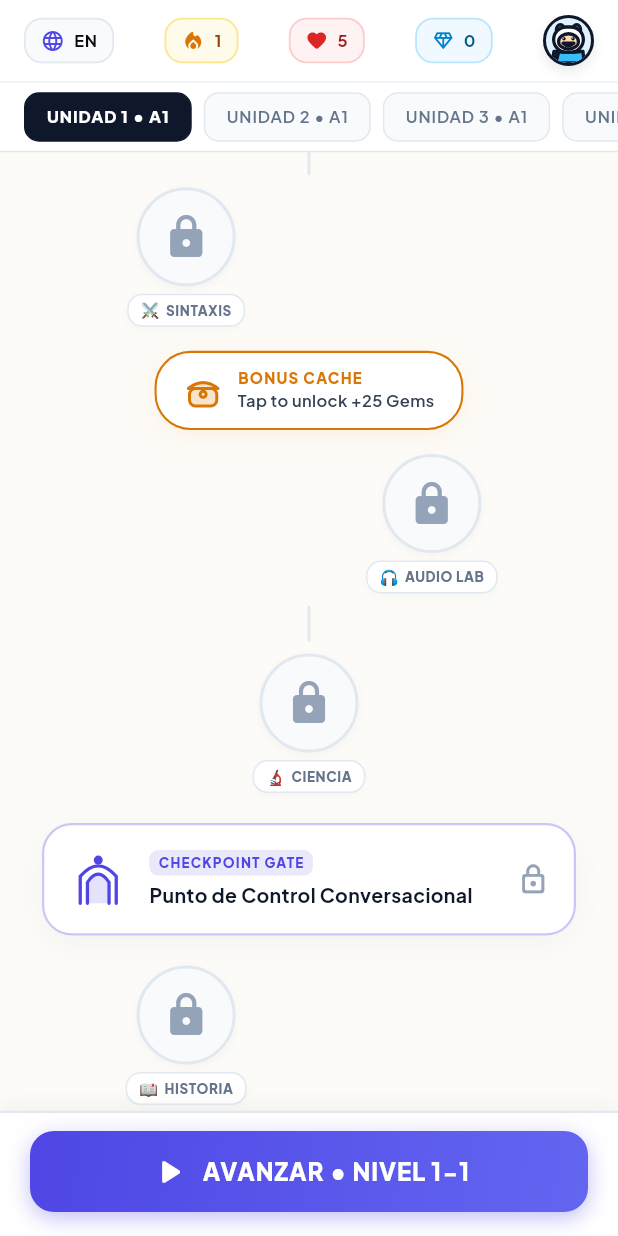
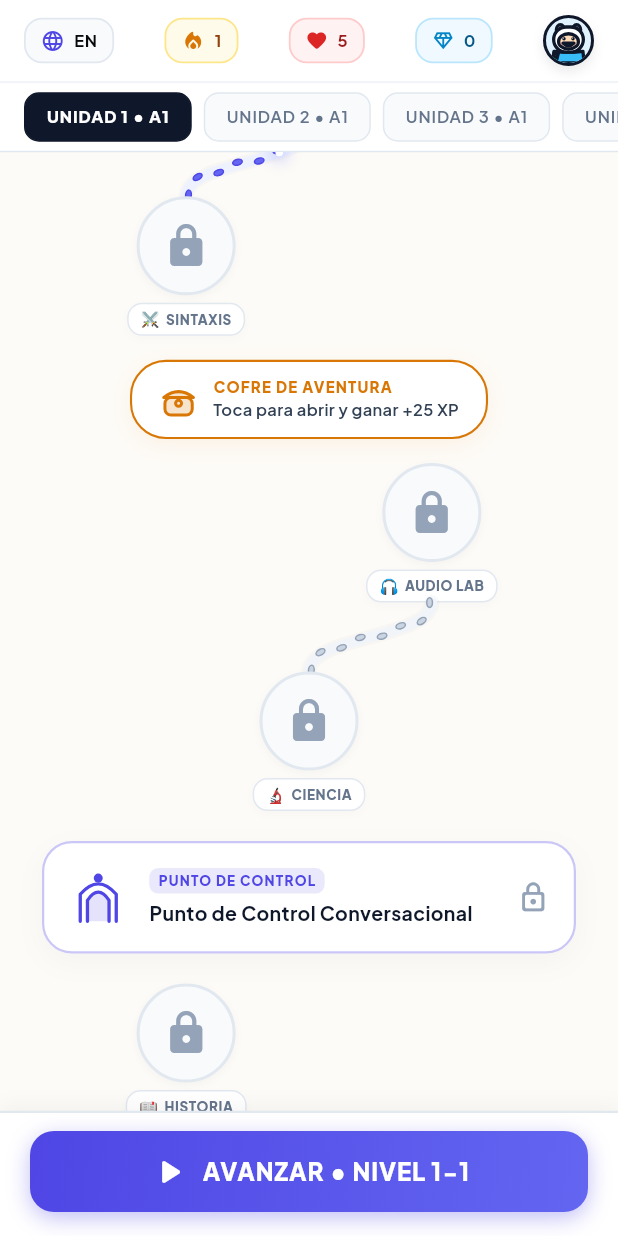
Before and after one commit to SamuelSHenriquezP/Voca, a Flutter app: the PathScreen screen opened directly, scrolled down 576 dp, on a phone screen of 412 x 824 dp. Run offline on Flutter 3.47's test engine with Material 3 defaults, Android fonts, the light colour scheme and no system bars; drawn by our look-alikes of flutter_animate; our stand-ins replace confetti, flutter_tts, google_fonts, shared_preferences, sqflite_common_ffi; accounts and stored records are empty.

Commit message:
feat(animaciones-visuales): caminos curvos bezier animados en mapa, parpadeo organico de avatar y destellos en recompensas

```diff
--- a/lib/core/widgets/adventure_cartoon_avatar.dart
+++ b/lib/core/widgets/adventure_cartoon_avatar.dart
@@ -108,8 +108,14 @@
           final bounceY = widget.expression == 'victory'
               ? -math.sin(t * math.pi * 2).abs() * (s * 0.08)
               : 0.0;
+          // Organic character blinking (quick 80ms blink near breath apex)
+          final isBlinking = widget.isAnimated && (t > 0.88 && t < 0.96);
+          final swayAngle = widget.isAnimated ? math.sin(t * math.pi) * 0.028 : 0.0;
 
-          return Transform.translate(
+          return Transform.rotate(
+            angle: swayAngle,
+            alignment: Alignment.bottomCenter,
+            child: Transform.translate(
               offset: Offset(0, bounceY),
               child: Transform.scale(
                 scaleX: scaleX,
@@ -141,6 +147,8 @@
                         customColor: widget.customColor,
                         expression: widget.expression,
                         animT: t,
+                        isBlinking: isBlinking,
+                      ),
                     ),
                   ),
                 ),
@@ -173,12 +181,14 @@
   final Color? customColor;
   final String expression;
   final double animT;
+  final bool isBlinking;
 
   _AdventureTimePainter({
     required this.archetype,
     this.customColor,
     required this.expression,
     required this.animT,
+    this.isBlinking = false,
   });
 
   @override
@@ -321,7 +331,17 @@
     canvas.drawPath(rightEar, fill);
     canvas.drawPath(rightEar, line);
 
-    // Big Jake White Eyes with thick stroke
+    // Big Jake White Eyes or Blinking Arcs
+    if (isBlinking && expression != 'wink') {
+      final blinkLeft = Path()
+        ..moveTo(w * 0.28, h * 0.44)
+        ..quadraticBezierTo(w * 0.38, h * 0.37, w * 0.48, h * 0.44);
+      final blinkRight = Path()
+        ..moveTo(w * 0.52, h * 0.44)
+        ..quadraticBezierTo(w * 0.62, h * 0.37, w * 0.72, h * 0.44);
+      canvas.drawPath(blinkLeft, line);
+      canvas.drawPath(blinkRight, line);
+    } else {
       fill.color = Colors.white;
       final eyeRadius = w * 0.12;
       canvas.drawCircle(Offset(w * 0.38, h * 0.44), eyeRadius, fill);
@@ -351,6 +371,7 @@
       canvas.drawCircle(Offset(w * 0.36, h * 0.42), eyeRadius * 0.16, fill);
       if (expression != 'wink') {
         canvas.drawCircle(Offset(w * 0.60, h * 0.42), eyeRadius * 0.16, fill);
+      }
     }
 
     // Jake's Iconic Overlapping Droopy Jowls / Snout
@@ -580,7 +601,17 @@
 
     fill.color = const Color(0xFF0F172A);
 
-    if (expression == 'happy' || expression == 'victory') {
+    // Blinking eye animation or normal eyes
+    if (isBlinking && expression != 'wink') {
+      final blinkLeft = Path()
+        ..moveTo(leftX - (eyeR * 1.3), eyeY)
+        ..quadraticBezierTo(leftX, eyeY - (eyeR * 0.9), leftX + (eyeR * 1.3), eyeY);
+      final blinkRight = Path()
+        ..moveTo(rightX - (eyeR * 1.3), eyeY)
+        ..quadraticBezierTo(rightX, eyeY - (eyeR * 0.9), rightX + (eyeR * 1.3), eyeY);
+      canvas.drawPath(blinkLeft, line);
+      canvas.drawPath(blinkRight, line);
+    } else {
       // Classic Adventure Time dot eyes
       canvas.drawCircle(Offset(leftX, eyeY), eyeR, fill);
       canvas.drawCircle(Offset(rightX, eyeY), eyeR, fill);
@@ -589,7 +620,9 @@
       fill.color = Colors.white;
       canvas.drawCircle(Offset(leftX - (eyeR * 0.35), eyeY - (eyeR * 0.35)), eyeR * 0.32, fill);
       canvas.drawCircle(Offset(rightX - (eyeR * 0.35), eyeY - (eyeR * 0.35)), eyeR * 0.32, fill);
+    }
 
+    if (expression == 'happy' || expression == 'victory') {
       // Wide Open Cartoon Mouth with cute pink tongue (#FB7185)
       final mouthY = center.dy + (h * 0.06);
       final mouthPath = Path()
@@ -620,10 +653,6 @@
         canvas.drawPath(fang, fill);
       }
     } else if (expression == 'sweat') {
-      // Worried / Sweat drop
-      canvas.drawCircle(Offset(leftX, eyeY), eyeR * 0.9, fill);
-      canvas.drawCircle(Offset(rightX, eyeY), eyeR * 0.9, fill);
-
       // Squiggly mouth
       final mouthPath = Path()
         ..moveTo(center.dx - (w * 0.08), center.dy + (h * 0.07))
@@ -642,9 +671,6 @@
       canvas.drawPath(drop, line);
     } else {
       // Classic confident grin
-      canvas.drawCircle(Offset(leftX, eyeY), eyeR, fill);
-      canvas.drawCircle(Offset(rightX, eyeY), eyeR, fill);
-
       final smilePath = Path()
         ..moveTo(center.dx - (w * 0.09), center.dy + (h * 0.06))
         ..quadraticBezierTo(center.dx, center.dy + (h * 0.12), center.dx + (w * 0.09), center.dy + (h * 0.06));
@@ -657,6 +683,7 @@
     return oldDelegate.archetype != archetype ||
         oldDelegate.customColor != customColor ||
         oldDelegate.expression != expression ||
-        oldDelegate.animT != animT;
+        oldDelegate.animT != animT ||
+        oldDelegate.isBlinking != isBlinking;
   }
 }
--- a/lib/features/path/screens/path_screen.dart
+++ b/lib/features/path/screens/path_screen.dart
@@ -7,6 +7,7 @@
 import '../../../core/widgets/bouncy_tap.dart';
 import '../../lesson/screens/lesson_screen.dart';
 import '../models/level_node.dart';
+import '../widgets/curved_path_connector.dart';
 import '../widgets/level_modal.dart';
 import '../widgets/milestone_decorations.dart';
 import '../widgets/path_node.dart';
@@ -511,20 +512,11 @@
                       isPassed: nodes[i].state == NodeState.completed,
                     ),
                   ] else if (i < nodes.length - 1)
-                    Padding(
-                      padding: const EdgeInsets.symmetric(vertical: 8),
-                      child: Center(
-                        child: Container(
-                          width: 2,
-                          height: 24,
-                          decoration: BoxDecoration(
-                            color: nodes[i].state == NodeState.completed
-                                ? const Color(0xFF4F46E5)
-                                : const Color(0xFFE2E8F0),
-                            borderRadius: BorderRadius.circular(2),
-                          ),
-                        ),
-                      ),
+                    CurvedPathConnector(
+                      startOffset: nodes[i].xOffset,
+                      endOffset: nodes[i + 1].xOffset,
+                      isCompleted: nodes[i].state == NodeState.completed,
+                      isActive: nodes[i + 1].state == NodeState.active || nodes[i].state == NodeState.active,
                     ),
                 ],
                 const SizedBox(height: 40),
--- /dev/null
+++ b/lib/features/path/widgets/curved_path_connector.dart
@@ -0,0 +1,228 @@
+import 'dart:math' as math;
+import 'package:flutter/material.dart';
+
+class CurvedPathConnector extends StatefulWidget {
+  final double startOffset; // -1.0 to 1.0 horizontal shift of previous node
+  final double endOffset;   // -1.0 to 1.0 horizontal shift of next node
+  final bool isCompleted;
+  final bool isActive;
+  final double height;
+
+  const CurvedPathConnector({
+    super.key,
+    required this.startOffset,
+    required this.endOffset,
+    this.isCompleted = false,
+    this.isActive = false,
+    this.height = 46.0,
+  });
+
+  @override
+  State<CurvedPathConnector> createState() => _CurvedPathConnectorState();
+}
+
+class _CurvedPathConnectorState extends State<CurvedPathConnector>
+    with SingleTickerProviderStateMixin {
+  late AnimationController _pulseController;
+
+  @override
+  void initState() {
+    super.initState();
+    _pulseController = AnimationController(
+      vsync: this,
+      duration: const Duration(milliseconds: 1800),
+    );
+    if (widget.isActive || widget.isCompleted) {
+      _pulseController.repeat();
+    }
+  }
+
+  @override
+  void didUpdateWidget(covariant CurvedPathConnector oldWidget) {
+    super.didUpdateWidget(oldWidget);
+    if ((widget.isActive || widget.isCompleted) && !_pulseController.isAnimating) {
+      _pulseController.repeat();
+    } else if (!widget.isActive && !widget.isCompleted && _pulseController.isAnimating) {
+      _pulseController.stop();
+    }
+  }
+
+  @override
+  void dispose() {
+    _pulseController.dispose();
+    super.dispose();
+  }
+
+  @override
+  Widget build(BuildContext context) {
+    final screenWidth = MediaQuery.of(context).size.width;
+    final maxShift = (screenWidth / 2) - 80;
+    final startX = (screenWidth / 2) + (widget.startOffset * maxShift);
+    final endX = (screenWidth / 2) + (widget.endOffset * maxShift);
+
+    return SizedBox(
+      width: screenWidth,
+      height: widget.height,
+      child: AnimatedBuilder(
+        animation: _pulseController,
+        builder: (context, _) {
+          return CustomPaint(
+            size: Size(screenWidth, widget.height),
+            painter: _CurvedPathPainter(
+              startX: startX,
+              endX: endX,
+              height: widget.height,
+              isCompleted: widget.isCompleted,
+              isActive: widget.isActive,
+              progress: _pulseController.value,
+            ),
+          );
+        },
+      ),
+    );
+  }
+}
+
+class _CurvedPathPainter extends CustomPainter {
+  final double startX;
+  final double endX;
+  final double height;
+  final bool isCompleted;
+  final bool isActive;
+  final double progress;
+
+  _CurvedPathPainter({
+    required this.startX,
+    required this.endX,
+    required this.height,
+    required this.isCompleted,
+    required this.isActive,
+    required this.progress,
+  });
+
+  @override
+  void paint(Canvas canvas, Size size) {
+    // 1. Build smooth cubic bezier connecting startX to endX
+    final path = Path()
+      ..moveTo(startX, 0)
+      ..cubicTo(
+        startX,
+        height * 0.52,
+        endX,
+        height * 0.48,
+        endX,
+        height,
+      );
+
+    // 2. Base soft shadow track
+    final shadowPaint = Paint()
+      ..color = Colors.black.withOpacity(0.02)
+      ..style = PaintingStyle.stroke
+      ..strokeWidth = 10.0
+      ..strokeCap = StrokeCap.round;
+    canvas.drawPath(path, shadowPaint);
+
+    // 3. Main road line
+    Color trackColor;
+    if (isCompleted) {
+      trackColor = const Color(0xFFD1FAE5); // Soft emerald tint
+    } else if (isActive) {
+      trackColor = const Color(0xFFEEF2FF); // Soft indigo tint
+    } else {
+      trackColor = const Color(0xFFF1F5F9); // Slate neutral
+    }
+
+    final trackPaint = Paint()
+      ..color = trackColor
+      ..style = PaintingStyle.stroke
+      ..strokeWidth = 7.0
+      ..strokeCap = StrokeCap.round;
+    canvas.drawPath(path, trackPaint);
+
+    // 4. Stepping stones / dashes along the curve
+    final metrics = path.computeMetrics().toList();
+    if (metrics.isEmpty) return;
+    final metric = metrics.first;
+    final length = metric.length;
+
+    const double stepDistance = 14.0;
+    final int stoneCount = (length / stepDistance).floor();
+
+    Color stoneColor;
+    Color stoneBorder;
+    if (isCompleted) {
+      stoneColor = const Color(0xFF10B981);
+      stoneBorder = const Color(0xFF059669);
+    } else if (isActive) {
+      stoneColor = const Color(0xFF6366F1);
+      stoneBorder = const Color(0xFF4F46E5);
+    } else {
+      stoneColor = const Color(0xFFCBD5E1);
+      stoneBorder = const Color(0xFF94A3B8);
+    }
+
+    final stonePaint = Paint()..style = PaintingStyle.fill;
+    final stoneStroke = Paint()
+      ..style = PaintingStyle.stroke
+      ..strokeWidth = 1.0;
+
+    for (int i = 0; i <= stoneCount; i++) {
+      final distance = i * stepDistance;
+      if (distance > length) break;
+      final tangent = metric.getTangentForOffset(distance);
+      if (tangent == null) continue;
+
+      final pos = tangent.position;
+      final normal = Offset(-tangent.vector.dy, tangent.vector.dx);
+
+      // Cute alternating stones offset slightly left and right
+      final alt = (i % 2 == 0 ? 1 : -1) * 1.5;
+      final stoneCenter = pos + (normal * alt);
+
+      stonePaint.color = stoneColor;
+      stoneStroke.color = stoneBorder;
+
+      // Draw oval stepping stone rotated along path tangent
+      canvas.save();
+      canvas.translate(stoneCenter.dx, stoneCenter.dy);
+      final angle = math.atan2(tangent.vector.dy, tangent.vector.dx);
+      canvas.rotate(angle);
+
+      final stoneRect = Rect.fromCenter(center: Offset.zero, width: 6.5, height: 3.8);
+      canvas.drawOval(stoneRect, stonePaint);
+      canvas.drawOval(stoneRect, stoneStroke);
+      canvas.restore();
+    }
+
+    // 5. Animated Energy Runner Particle (if active or completed)
+    if (isActive || isCompleted) {
+      final runnerDistance = (progress * length);
+      final runnerTangent = metric.getTangentForOffset(runnerDistance);
+      if (runnerTangent != null) {
+        final pos = runnerTangent.position;
+
+        // Outer glow
+        final glowPaint = Paint()
+          ..color = (isActive ? const Color(0xFF818CF8) : const Color(0xFF34D399)).withOpacity(0.4)
+          ..maskFilter = const MaskFilter.blur(BlurStyle.normal, 5);
+        canvas.drawCircle(pos, 6.0, glowPaint);
+
+        // Core bright spark
+        final sparkPaint = Paint()
+          ..color = Colors.white
+          ..style = PaintingStyle.fill;
+        canvas.drawCircle(pos, 2.5, sparkPaint);
+      }
+    }
+  }
+
+  @override
+  bool shouldRepaint(covariant _CurvedPathPainter oldDelegate) {
+    return oldDelegate.startX != startX ||
+        oldDelegate.endX != endX ||
+        oldDelegate.height != height ||
+        oldDelegate.isCompleted != isCompleted ||
+        oldDelegate.isActive != isActive ||
+        oldDelegate.progress != progress;
+  }
+}
--- a/lib/features/path/widgets/milestone_decorations.dart
+++ b/lib/features/path/widgets/milestone_decorations.dart
@@ -56,7 +56,7 @@
                           borderRadius: BorderRadius.circular(6),
                         ),
                         child: Text(
-                          isPassed ? 'STAGE CLEARED' : 'CHECKPOINT GATE',
+                          isPassed ? 'PASO LIBRE' : 'PUNTO DE CONTROL',
                           style: TextStyle(
                             fontSize: 9,
                             fontWeight: FontWeight.w800,
@@ -219,7 +219,7 @@
                   mainAxisSize: MainAxisSize.min,
                   children: [
                     Text(
-                      _isClaimed ? 'REWARD CLAIMED' : 'BONUS CACHE',
+                      _isClaimed ? 'RECOMPENSA RECLAMADA' : 'COFRE DE AVENTURA',
                       style: TextStyle(
                         fontSize: 10,
                         fontWeight: FontWeight.w800,
@@ -228,7 +228,7 @@
                       ),
                     ),
                     Text(
-                      _isClaimed ? '+${widget.gemsReward} Gems Added' : 'Tap to unlock +${widget.gemsReward} Gems',
+                      _isClaimed ? '+${widget.gemsReward} XP añadidos a tu perfil' : 'Toca para abrir y ganar +${widget.gemsReward} XP',
                       style: const TextStyle(
                         fontSize: 11,
                         fontWeight: FontWeight.w600,
@@ -273,8 +273,21 @@
     canvas.drawRRect(baseRect, fillPaint);
     canvas.drawRRect(baseRect, paint);
 
-    // Lid
+    // Lid & Magical Sparkles
     if (isOpen) {
+      // Golden magic light bursting from inside
+      final glowPaint = Paint()
+        ..shader = RadialGradient(
+          colors: [const Color(0xFFFBBF24).withOpacity(0.5), Colors.transparent],
+        ).createShader(Rect.fromCircle(center: Offset(size.width * 0.5, size.height * 0.35), radius: size.width * 0.35));
+      canvas.drawCircle(Offset(size.width * 0.5, size.height * 0.35), size.width * 0.35, glowPaint);
+
+      // Star sparkles
+      final starPaint = Paint()..color = const Color(0xFFF59E0B)..style = PaintingStyle.fill;
+      _drawLittleStar(canvas, Offset(size.width * 0.35, size.height * 0.20), 2.8, starPaint);
+      _drawLittleStar(canvas, Offset(size.width * 0.65, size.height * 0.15), 2.4, starPaint);
+      _drawLittleStar(canvas, Offset(size.width * 0.50, size.height * 0.08), 3.2, starPaint);
+
       // Tilted open lid
       final lidPath = Path()
         ..moveTo(size.width * 0.15, size.height * 0.45)
@@ -296,6 +309,16 @@
     canvas.drawCircle(Offset(size.width * 0.5, size.height * 0.60), 2.0, paint);
   }
 
+  void _drawLittleStar(Canvas canvas, Offset c, double r, Paint paint) {
+    final path = Path()
+      ..moveTo(c.dx, c.dy - r)
+      ..quadraticBezierTo(c.dx, c.dy, c.dx + r, c.dy)
+      ..quadraticBezierTo(c.dx, c.dy, c.dx, c.dy + r)
+      ..quadraticBezierTo(c.dx, c.dy, c.dx - r, c.dy)
+      ..quadraticBezierTo(c.dx, c.dy, c.dx, c.dy - r);
+    canvas.drawPath(path, paint);
+  }
+
   @override
   bool shouldRepaint(covariant _ChestVectorPainter oldDelegate) {
     return oldDelegate.isOpen != isOpen || oldDelegate.color != color;
```
Lines whose indentation alone changed are shown as unchanged.
